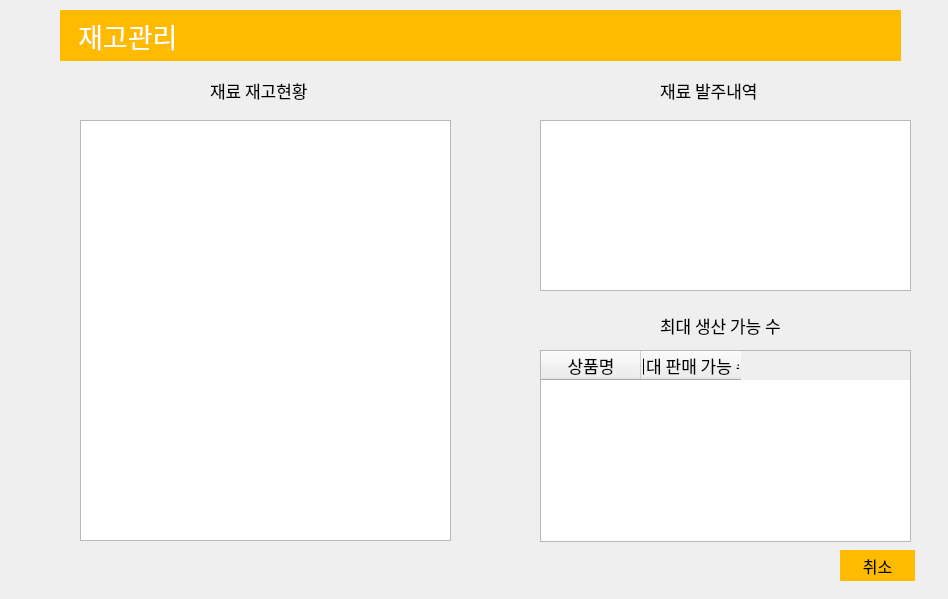
First picture: the form in snack_bar.ui, repository jungyeonwoo265/snack_bar, before the edit.
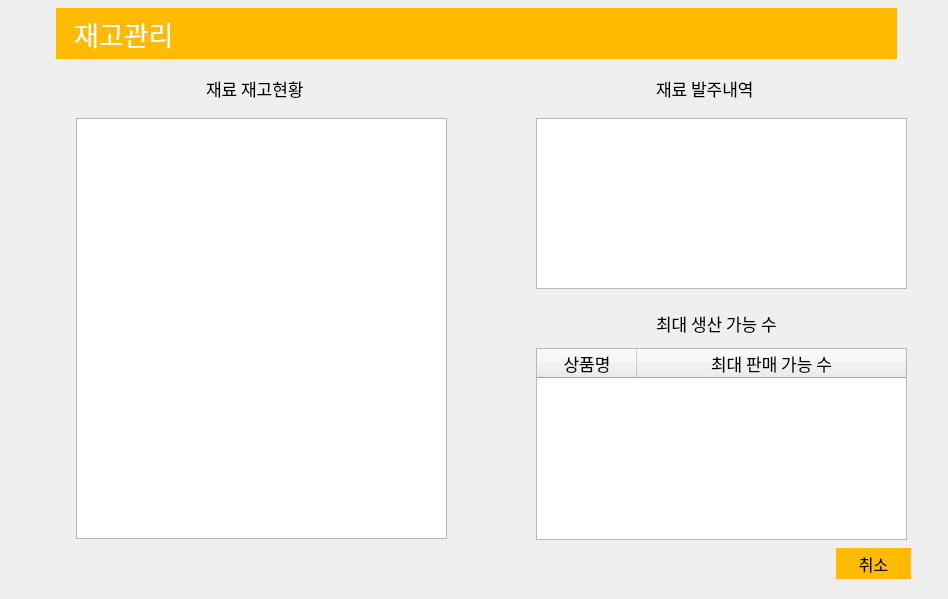
Second picture: the form after the edit. The open tabs and pages were chosen to show the change. Icons and pictures are not drawn.

Commit message: 0120 / 일부 수정

```diff
--- a/snack_bar.ui
+++ b/snack_bar.ui
@@ -16,8 +16,8 @@
   <widget class="QStackedWidget" name="stackedWidget">
    <property name="geometry">
     <rect>
-     <x>20</x>
-     <y>10</y>
+     <x>16</x>
+     <y>8</y>
      <width>921</width>
      <height>581</height>
     </rect>
@@ -1394,6 +1394,12 @@
        <height>421</height>
       </rect>
      </property>
+     <property name="editTriggers">
+      <set>QAbstractItemView::NoEditTriggers</set>
+     </property>
+     <attribute name="horizontalHeaderStretchLastSection">
+      <bool>true</bool>
+     </attribute>
     </widget>
     <widget class="QPushButton" name="back_button">
      <property name="geometry">
@@ -1452,6 +1458,12 @@
        <height>171</height>
       </rect>
      </property>
+     <property name="editTriggers">
+      <set>QAbstractItemView::NoEditTriggers</set>
+     </property>
+     <attribute name="horizontalHeaderStretchLastSection">
+      <bool>true</bool>
+     </attribute>
     </widget>
     <widget class="QLabel" name="label_18">
      <property name="geometry">
@@ -1501,6 +1513,12 @@
        <height>192</height>
       </rect>
      </property>
+     <property name="editTriggers">
+      <set>QAbstractItemView::NoEditTriggers</set>
+     </property>
+     <attribute name="horizontalHeaderStretchLastSection">
+      <bool>true</bool>
+     </attribute>
      <column>
       <property name="text">
        <string>상품명</string>
```
Left out of the diff: 50 changed lines with no effect on the pictures. The commit also changes 2 other files.
